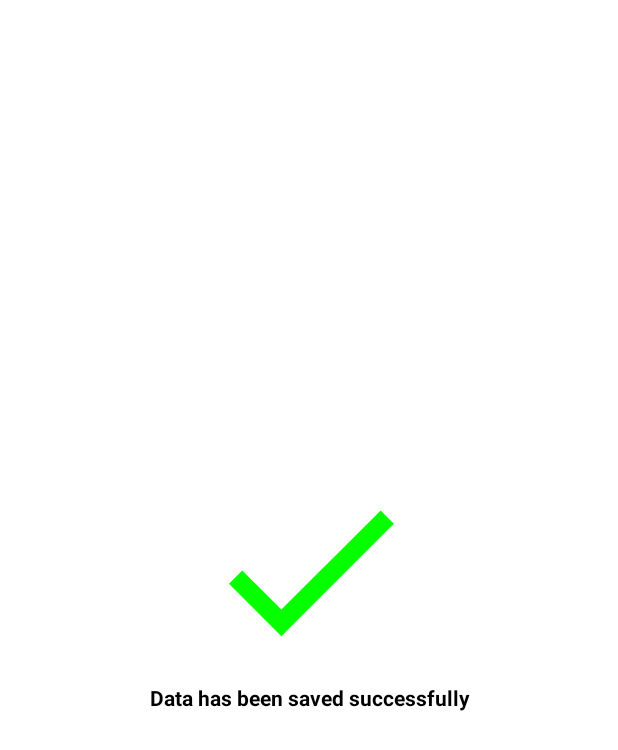
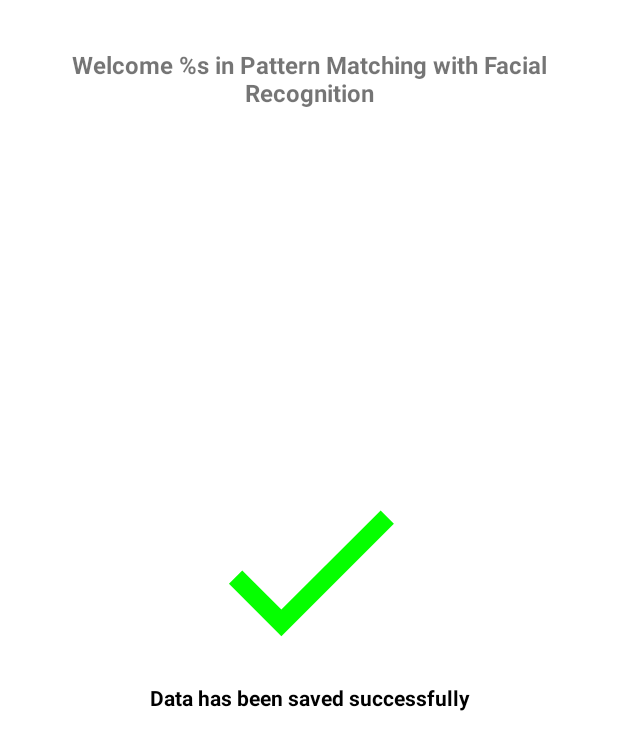
Before and after one commit to dzakyathallah14/capstone-b21-capx0472, an Android app: the layout fragment_home.xml on its own in the app's theme, with its tools: preview values and no code run, on a phone screen of 412 x 824 dp. Shown: the top 750 px of the screen. Run offline under Robolectric (Android 15) with nearby library versions, the phone set to English and light mode, and no system bars.

Commit message:
minor improve

```diff
--- a/app/src/main/java/com/bangkit/capstone/capx0472/ui/MainActivity.kt
+++ b/app/src/main/java/com/bangkit/capstone/capx0472/ui/MainActivity.kt
@@ -1,8 +1,6 @@
 package com.bangkit.capstone.capx0472.ui
 
 import android.os.Bundle
-import android.view.Menu
-import com.google.android.material.snackbar.Snackbar
 import com.google.android.material.navigation.NavigationView
 import androidx.navigation.findNavController
 import androidx.navigation.ui.AppBarConfiguration
@@ -31,7 +29,7 @@ class MainActivity : AppCompatActivity() {
         setContentView(binding.root)
 
         setSupportActionBar(binding.appBarMain.toolbar)
-        supportActionBar?.title = ""
+        supportActionBar?.title = "CAPSTONE-B21-CAPX0472"
 
         val drawerLayout: DrawerLayout = binding.drawerLayout
         val navView: NavigationView = binding.navView
--- a/app/src/main/java/com/bangkit/capstone/capx0472/ui/home/HomeFragment.kt
+++ b/app/src/main/java/com/bangkit/capstone/capx0472/ui/home/HomeFragment.kt
@@ -6,7 +6,6 @@ import android.view.LayoutInflater
 import android.view.View
 import android.view.ViewGroup
 import androidx.fragment.app.Fragment
-import androidx.lifecycle.ViewModelProvider
 import com.bangkit.capstone.capx0472.R
 import com.bangkit.capstone.capx0472.databinding.FragmentHomeBinding
 import com.bangkit.capstone.capx0472.ui.MainActivity.Companion.RESULT_NAME
@@ -15,7 +14,6 @@ import com.bumptech.glide.Glide
 
 class HomeFragment : Fragment() {
 
-    private lateinit var homeViewModel: HomeViewModel
     private var _binding: FragmentHomeBinding? = null
 
     // This property is only valid between onCreateView and
@@ -27,8 +25,6 @@ class HomeFragment : Fragment() {
         container: ViewGroup?,
         savedInstanceState: Bundle?
     ): View? {
-        homeViewModel =
-            ViewModelProvider(this).get(HomeViewModel::class.java)
 
         _binding = FragmentHomeBinding.inflate(inflater, container, false)
         val root: View = binding.root
@@ -52,6 +48,8 @@ class HomeFragment : Fragment() {
             }
         }
 
+        binding.tvWelcome.text = resources.getString(R.string.welcome_name, name)
+
         return root
     }
 
--- a/app/src/main/res/layout/fragment_home.xml
+++ b/app/src/main/res/layout/fragment_home.xml
@@ -6,6 +6,19 @@
     android:layout_height="match_parent"
     android:padding="16dp"
     tools:context=".ui.home.HomeFragment">
+
+    <TextView
+        android:id="@+id/tv_welcome"
+        android:layout_width="match_parent"
+        android:layout_height="wrap_content"
+        android:layout_marginTop="16dp"
+        android:text="@string/welcome_name"
+        android:gravity="center"
+        android:textStyle="bold"
+        android:textSize="16sp"
+        app:layout_constraintEnd_toEndOf="parent"
+        app:layout_constraintStart_toStartOf="parent"
+        app:layout_constraintTop_toTopOf="parent" />
 
     <ImageView
         android:id="@+id/img_result"
--- a/app/src/main/res/layout/fragment_slider1.xml
+++ b/app/src/main/res/layout/fragment_slider1.xml
@@ -27,6 +27,7 @@
        android:gravity="center"
        android:text="@string/slider_welcome"
        android:textColor="@color/black"
+       android:textSize="15sp"
        android:textStyle="bold"
        app:layout_constraintEnd_toEndOf="parent"
        app:layout_constraintStart_toStartOf="parent"
@@ -41,7 +42,7 @@
        android:lineHeight="20sp"
        android:text="@string/slider1"
        android:textAlignment="center"
-       android:textSize="12sp"
+       android:textSize="13sp"
        app:layout_constraintEnd_toEndOf="parent"
        app:layout_constraintStart_toStartOf="parent"
        app:layout_constraintTop_toBottomOf="@+id/textView" />
--- a/app/src/main/res/layout/fragment_slider2.xml
+++ b/app/src/main/res/layout/fragment_slider2.xml
@@ -28,6 +28,7 @@
         android:text="@string/slider_taking_picture"
         android:textColor="@color/black"
         android:textStyle="bold"
+        android:textSize="15sp"
         app:layout_constraintEnd_toEndOf="parent"
         app:layout_constraintStart_toStartOf="parent"
         app:layout_constraintTop_toBottomOf="@+id/imageView" />
@@ -42,7 +43,7 @@
         android:lineHeight="20sp"
         android:text="@string/slider2"
         android:textAlignment="center"
-        android:textSize="12sp"
+        android:textSize="13sp"
         app:layout_constraintEnd_toEndOf="parent"
         app:layout_constraintStart_toStartOf="parent"
         app:layout_constraintTop_toBottomOf="@+id/textView" />
--- a/app/src/main/res/layout/fragment_slider3.xml
+++ b/app/src/main/res/layout/fragment_slider3.xml
@@ -27,6 +27,7 @@
         android:gravity="center"
         android:text="@string/slider_taking_picture"
         android:textColor="@color/black"
+        android:textSize="15sp"
         android:textStyle="bold"
         app:layout_constraintEnd_toEndOf="parent"
         app:layout_constraintStart_toStartOf="parent"
@@ -42,7 +43,7 @@
         android:lineHeight="20sp"
         android:text="@string/slider3"
         android:textAlignment="center"
-        android:textSize="12sp"
+        android:textSize="13sp"
         app:layout_constraintEnd_toEndOf="parent"
         app:layout_constraintStart_toStartOf="parent"
         app:layout_constraintTop_toBottomOf="@+id/textView" />
--- a/app/src/main/res/layout/fragment_slider4.xml
+++ b/app/src/main/res/layout/fragment_slider4.xml
@@ -28,6 +28,7 @@
         android:text="@string/slider_taking_picture"
         android:textColor="@color/black"
         android:textStyle="bold"
+        android:textSize="15sp"
         app:layout_constraintEnd_toEndOf="parent"
         app:layout_constraintStart_toStartOf="parent"
         app:layout_constraintTop_toBottomOf="@+id/imageView" />
@@ -42,7 +43,7 @@
         android:lineHeight="20sp"
         android:text="@string/slider4"
         android:textAlignment="center"
-        android:textSize="12sp"
+        android:textSize="13sp"
         app:layout_constraintEnd_toEndOf="parent"
         app:layout_constraintStart_toStartOf="parent"
         app:layout_constraintTop_toBottomOf="@+id/textView" />
--- a/app/src/main/res/layout/fragment_slider5.xml
+++ b/app/src/main/res/layout/fragment_slider5.xml
@@ -28,6 +28,7 @@
         android:text="@string/slider_started"
         android:textColor="@color/black"
         android:textStyle="bold"
+        android:textSize="15sp"
         app:layout_constraintEnd_toEndOf="parent"
         app:layout_constraintStart_toStartOf="parent"
         app:layout_constraintTop_toBottomOf="@+id/imageView" />
@@ -42,7 +43,7 @@
         android:lineHeight="20sp"
         android:text="@string/slider5"
         android:textAlignment="center"
-        android:textSize="12sp"
+        android:textSize="13sp"
         app:layout_constraintEnd_toEndOf="parent"
         app:layout_constraintStart_toStartOf="parent"
         app:layout_constraintTop_toBottomOf="@+id/textView" />
--- a/app/src/main/res/values/strings.xml
+++ b/app/src/main/res/values/strings.xml
@@ -2,7 +2,7 @@
     <string name="app_name">capstone-b21-capx0472</string>
     <string name="name">Pattern Matching with Facial Recognition</string>
     <string name="input_name">Input your name</string>
-    <string name="welcome">Welcome to  Pattern Matching with Facial Recognition</string>
+    <string name="welcome">Welcome to Pattern Matching with Facial Recognition</string>
     <string name="add_face">Add Face</string>
     <string name="ok">OK</string>
     <string name="about">About App</string>
@@ -37,5 +37,6 @@
     <string name="result">result</string>
     <string name="result_ok">Data has been saved successfully</string>
     <string name="result_bad">Data was not saved successfully, try again</string>
+    <string name="welcome_name">Welcome %s in Pattern Matching with Facial Recognition</string>
 
 </resources>
```
Also changed, not shown: app/src/main/java/com/bangkit/capstone/capx0472/ui/home/HomeViewModel.kt (deleted, +0 -13 lines), app/src/main/java/com/bangkit/capstone/capx0472/ui/input/InputNameActivity.kt (+10 -4 lines).
